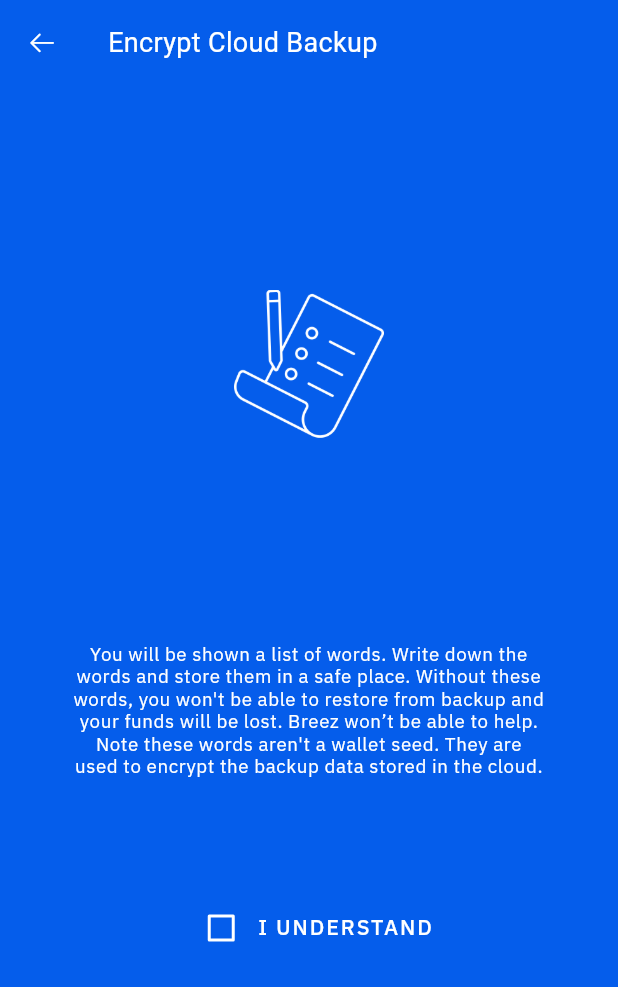
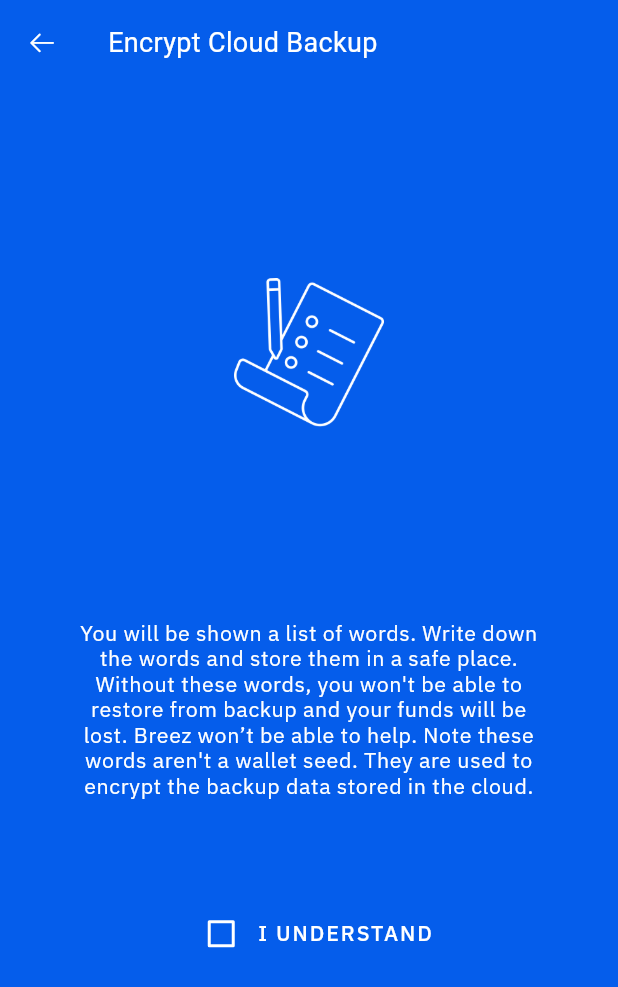
Before and after one commit to breez/c-breez, a Flutter app: the GenerateMnemonicSeedConfirmationPage screen opened by its route, on a phone screen of 412 x 824 dp. Shown: the top 987 px of the screen. Run offline on Flutter 3.47's test engine with Material 2 defaults, Android fonts, the phone set to English and light mode, and no system bars; drawn by our look-alikes of auto_size_text; our stand-ins replace another_flushbar, connectivity_plus, email_validator, extended_image, firebase_core, firebase_dynamic_links and 20 more; missing offline and left inert: bip39, breez_sdk, clipboard_watcher, dart_lnurl, drag_and_drop_lists, duration and 10 more; accounts and stored records are empty; generated files the repository leaves out were written again; statements that could not run were skipped; project files that could hold a hidden picture were left out.

Commit message:
Fix backup message heigth

```diff
--- a/lib/routes/initial_walkthrough/mnemonics/generate_mnemonic_seed_confirmation_page.dart
+++ b/lib/routes/initial_walkthrough/mnemonics/generate_mnemonic_seed_confirmation_page.dart
@@ -78,14 +78,14 @@ class MnemonicsInstructions extends StatelessWidget {
         left: 48,
         right: 48,
       ),
-      child: SizedBox(
-        height: 96,
-        child: AutoSizeText(
+      child: ConstrainedBox(
+        constraints: const BoxConstraints(
+          minHeight: 96,
+        ),
+        child: Text(
           texts.backup_phrase_instructions,
           style: theme.mnemonicSeedInformationTextStyle,
           textAlign: TextAlign.center,
-          minFontSize: MinFontSize(context).minFontSize,
-          stepGranularity: 0.1,
         ),
       ),
     );
```
